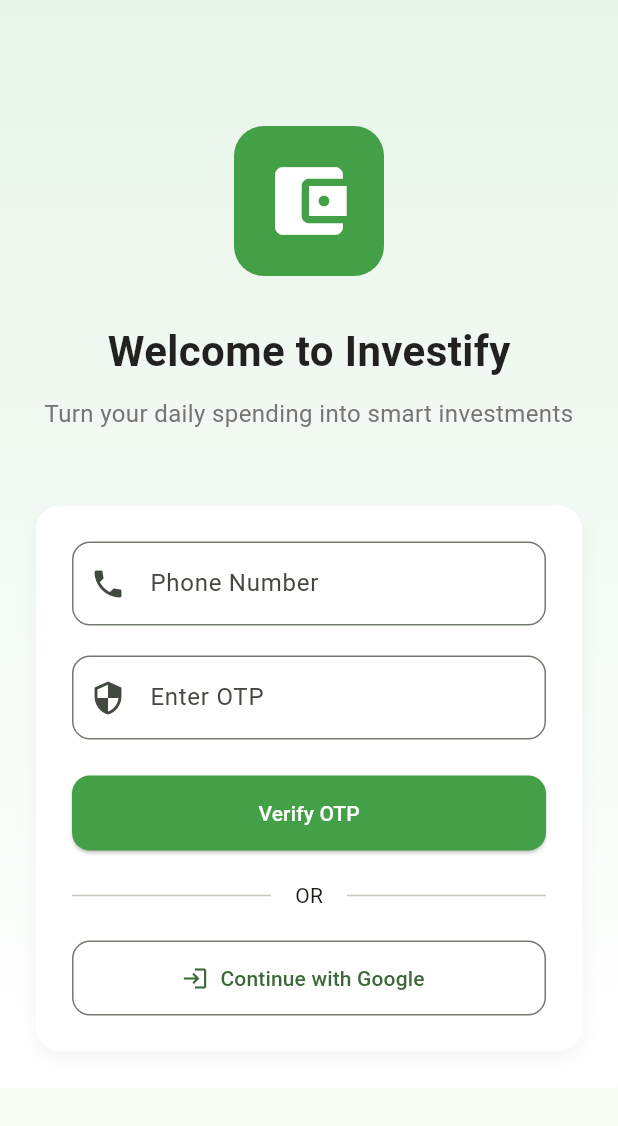
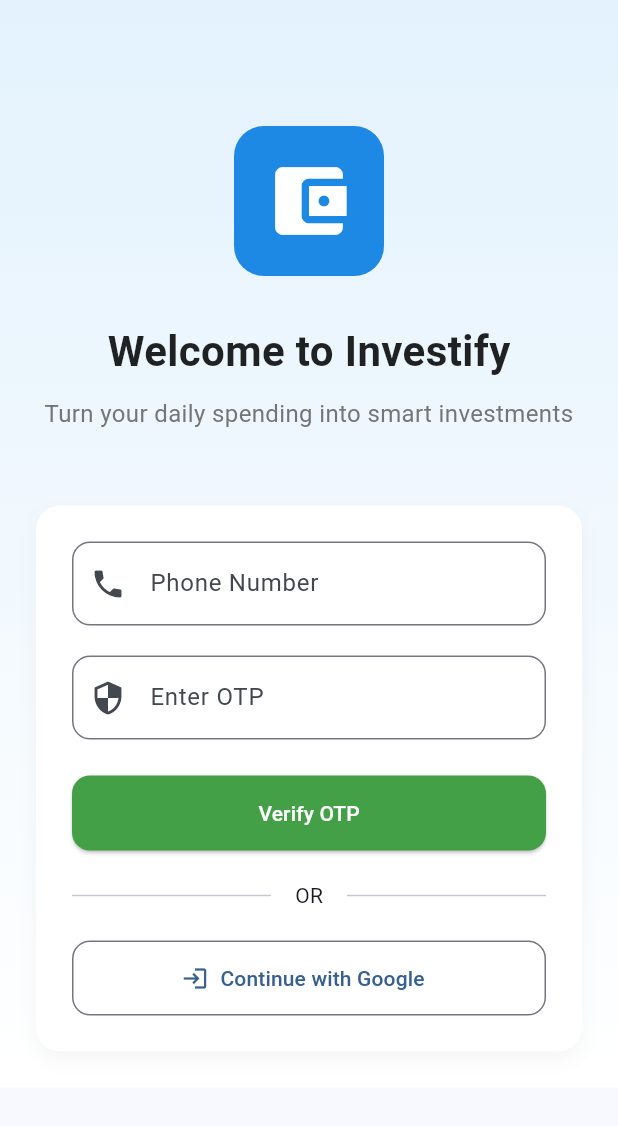
Before and after one commit to piyush2327cse1172-eng/investify, a Flutter app: the screen it shows after launch, after a tap on "Send OTP", on a phone screen of 412 x 824 dp. Shown: the top 1126 px of the screen. Run offline on Flutter 3.47's test engine with Material 3 defaults, Android fonts, the phone set to English and light mode, and no system bars; our stand-ins replace animated_text_kit, fl_chart, permission_handler, shared_preferences, sqflite; accounts and stored records are empty.

Commit message:
color coordingation

```diff
--- a/lib/main.dart
+++ b/lib/main.dart
@@ -16,8 +16,8 @@
       title: 'Investify',
       debugShowCheckedModeBanner: false,
       theme: ThemeData(
-        primarySwatch: Colors.green,
-        colorScheme: ColorScheme.fromSeed(seedColor: Colors.green),
+        primarySwatch: Colors.blue,
+        colorScheme: ColorScheme.fromSeed(seedColor: Colors.blue),
         useMaterial3: true,
       ),
       home: const LoadingScreen(),
@@ -92,7 +92,7 @@
       body: Container(
         decoration: BoxDecoration(
           gradient: LinearGradient(
-            colors: [Colors.green[600]!, Colors.green[400]!],
+            colors: [Colors.blue[600]!, Colors.blue[400]!],
             begin: Alignment.topLeft,
             end: Alignment.bottomRight,
           ),
@@ -198,7 +198,7 @@
       body: Container(
         decoration: BoxDecoration(
           gradient: LinearGradient(
-            colors: [Colors.green[50]!, Colors.white],
+            colors: [Colors.blue[50]!, Colors.white],
             begin: Alignment.topCenter,
             end: Alignment.bottomCenter,
           ),
@@ -221,7 +221,7 @@
                         Container(
                           padding: const EdgeInsets.all(20),
                           decoration: BoxDecoration(
-                            color: Colors.green[600],
+                            color: Colors.blue[600],
                             borderRadius: BorderRadius.circular(20),
                           ),
                           child: const Icon(
```
Also changed, not shown: lib/screens/home_screen.dart (+29 -29 lines), lib/widgets/add_transaction_dialog.dart (+6 -6 lines), 2 other files.
